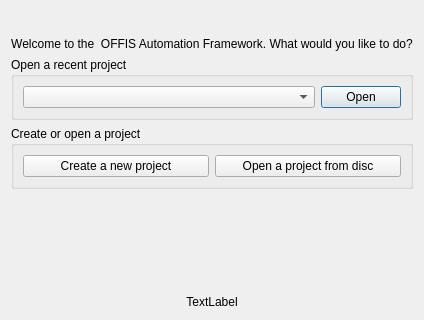
Above: modules/frontend/projects/Frontend/src/StartScreen.ui from OFFIS-Automation/Framework before the change. Below: the same form after it.
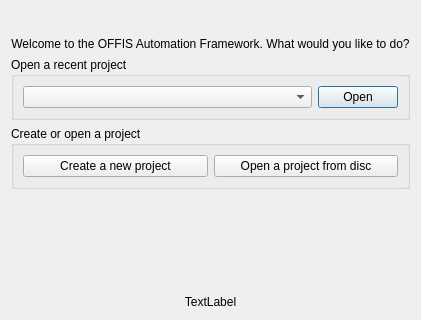
That is the form after the change. Icons and pictures are not drawn.

Commit message: Removed double whitepace on launch screen

Diff of the .ui file:
```diff
--- a/modules/frontend/projects/Frontend/src/StartScreen.ui
+++ b/modules/frontend/projects/Frontend/src/StartScreen.ui
@@ -105,7 +105,7 @@
    <item>
     <widget class="QLabel" name="label">
      <property name="text">
-      <string>Welcome to the  OFFIS Automation Framework. What would you like to do?</string>
+      <string>Welcome to the OFFIS Automation Framework. What would you like to do?</string>
      </property>
      <property name="alignment">
       <set>Qt::AlignCenter</set>
```
